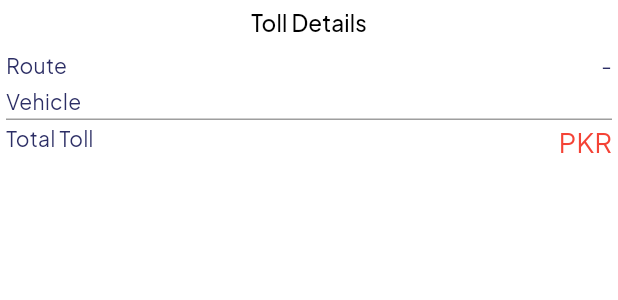
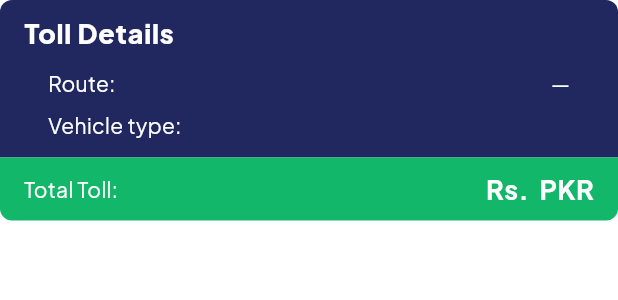
Before and after one commit to onplmobileapps/mtag, a Flutter app: the TollDisplay widget shown alone on an empty page, opened directly with empty values, on a phone screen of 412 x 824 dp. Shown: the top 300 px of the screen. Run offline on Flutter 3.47's test engine with Material 3 defaults, Android fonts, the phone set to English and light mode, and no system bars; our stand-ins replace connectivity_plus, csv, device_info_plus, dio, firebase_analytics, firebase_core and 23 more; missing offline and left inert: flutter_inappwebview, flutter_map_marker_cluster, in_app_update; accounts and stored records are empty; network calls fail; project files that could hold a hidden picture were left out.

Commit message:
images issue on tolcalculator and index error fixed

```diff
--- a/lib/widgets/toll_display_widget.dart
+++ b/lib/widgets/toll_display_widget.dart
@@ -22,51 +22,105 @@ class TollDisplay extends StatelessWidget {
 
   @override
   Widget build(BuildContext context) {
-    return Card(
-      elevation: 0,
-      color: Colors.transparent,
+    return Column(
+      children: [
+        Container(
+          decoration: const BoxDecoration(
+            color: Color(0xff20285F), // Dark blue to match the image
+            borderRadius: BorderRadius.only(
+              topLeft: Radius.circular(8),
+              topRight: Radius.circular(8),
+            ),
+          ),
           child: Padding(
-        padding: EdgeInsets.all(padding),
+            padding: const EdgeInsets.symmetric(horizontal: 16, vertical: 8),
             child: Column(
+              mainAxisAlignment: MainAxisAlignment.start,
+              crossAxisAlignment: CrossAxisAlignment.start,
               children: [
-            Text('Toll Details', style: Theme.of(context).textTheme.labelLarge),
+                Text(
+                  'Toll Details',
+                  style: Theme.of(context).textTheme.bodyLarge?.copyWith(
+                    fontWeight: FontWeight.w800,
+                    color: Colors.white,
+                  ),
+                ),
                 const SizedBox(height: 6),
-            _buildDetailRow('Route', route ?? '$entry - $exit'),
-            _buildDetailRow('Vehicle', vehicleName ?? 'Unknown'),
-            const Divider(height: 1, color: Colors.grey),
-            isCalculating
-                ? const CircularProgressIndicator()
-                : _buildDetailRow(
-                    'Total Toll',
-                    '$toll PKR',
-                    isTotal: true,
-                    valueStyle: Theme.of(context).textTheme.bodyMedium?.copyWith(color: Colors.red, fontSize: 18),
+                _buildDetailRow(
+                  'Route',
+                  route ?? '$entry—$exit', // Use em dash to match image
+                  context,
                 ),
+                _buildDetailRow(
+                  'Vehicle type',
+                  vehicleName ?? 'Unknown',
+                  context,
+                ),
+
               ],
             ),
           ),
+        ),
+        Container(
+          decoration: const BoxDecoration(
+            color: Color(0xff12B76A),
+            borderRadius: BorderRadius.only(
+              bottomLeft: Radius.circular(8),
+              bottomRight: Radius.circular(8),
+            ),
+          ),
+          child: _buildDetailRow(
+            'Total Toll',
+            toll != null ? 'Rs. $toll PKR' : '',
+            context,
+            isTotal: true,
+          ),
+        ),
+      ],
     );
   }
 
   Widget _buildDetailRow(
     String label,
-    String value, {
+    String value,
+    BuildContext context, {
     bool isTotal = false,
-    TextStyle? valueStyle,
   }) {
+    TextStyle labelStyle = TextStyle(
+      color: isTotal ? Colors.white : Colors.white,
+      fontWeight: isTotal ? FontWeight.normal : FontWeight.normal,
+      fontSize: 14,
+    );
+
+    TextStyle valueStyle = TextStyle(
+      color: isTotal ? Colors.white : Colors.white,
+      fontSize: isTotal ? 18 : 14,
+      fontWeight: isTotal ? FontWeight.bold : FontWeight.normal,
+    );
+
+    if (label == 'Route' && !isTotal) {
+      valueStyle = const TextStyle(
+        color: Colors.white,
+
+        fontSize: 14,
+      );
+    }
+
     return Padding(
-      padding: const EdgeInsets.symmetric(vertical: 2.0),
+      padding: EdgeInsets.symmetric(
+        horizontal: 16,
+        vertical: isTotal ? 8 : 4,
+      ),
       child: Row(
-        crossAxisAlignment: CrossAxisAlignment.start,
         mainAxisAlignment: MainAxisAlignment.spaceBetween,
         children: [
-          Text(label),
+          Text(
+            '$label:',
+            style: labelStyle,
+          ),
           Text(
             value,
             style: valueStyle,
-            textAlign: TextAlign.right,
-            overflow: TextOverflow.ellipsis,
-            maxLines: 1,
           ),
         ],
       ),
```
Lines whose indentation alone changed are shown as unchanged.
